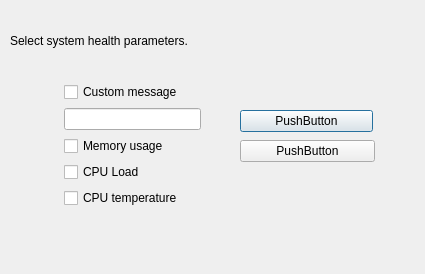
jelenaopr/i2c-driver, file app/qt_app/dialog.ui: the form before one commit.
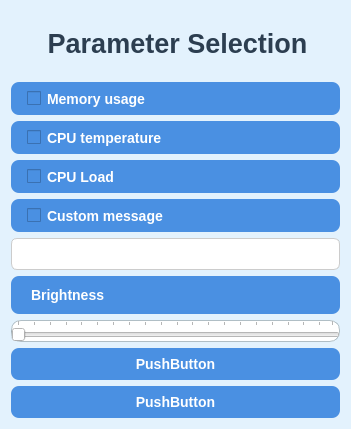
The form after the commit.

Commit message: intoduced threads and brightness settings

```diff
--- a/app/qt_app/dialog.ui
+++ b/app/qt_app/dialog.ui
@@ -6,107 +6,589 @@
    <rect>
     <x>0</x>
     <y>0</y>
-    <width>425</width>
-    <height>274</height>
+    <width>351</width>
+    <height>429</height>
    </rect>
   </property>
+  <property name="palette">
+   <palette>
+    <active>
+     <colorrole role="WindowText">
+      <brush brushstyle="SolidPattern">
+       <color alpha="255">
+        <red>44</red>
+        <green>62</green>
+        <blue>80</blue>
+       </color>
+      </brush>
+     </colorrole>
+     <colorrole role="Button">
+      <brush brushstyle="SolidPattern">
+       <color alpha="255">
+        <red>227</red>
+        <green>242</green>
+        <blue>253</blue>
+       </color>
+      </brush>
+     </colorrole>
+     <colorrole role="Text">
+      <brush brushstyle="SolidPattern">
+       <color alpha="255">
+        <red>44</red>
+        <green>62</green>
+        <blue>80</blue>
+       </color>
+      </brush>
+     </colorrole>
+     <colorrole role="ButtonText">
+      <brush brushstyle="SolidPattern">
+       <color alpha="255">
+        <red>44</red>
+        <green>62</green>
+        <blue>80</blue>
+       </color>
+      </brush>
+     </colorrole>
+     <colorrole role="Base">
+      <brush brushstyle="SolidPattern">
+       <color alpha="255">
+        <red>227</red>
+        <green>242</green>
+        <blue>253</blue>
+       </color>
+      </brush>
+     </colorrole>
+     <colorrole role="Window">
+      <brush brushstyle="SolidPattern">
+       <color alpha="255">
+        <red>227</red>
+        <green>242</green>
+        <blue>253</blue>
+       </color>
+      </brush>
+     </colorrole>
+     <colorrole role="PlaceholderText">
+      <brush brushstyle="SolidPattern">
+       <color alpha="128">
+        <red>44</red>
+        <green>62</green>
+        <blue>80</blue>
+       </color>
+      </brush>
+     </colorrole>
+    </active>
+    <inactive>
+     <colorrole role="WindowText">
+      <brush brushstyle="SolidPattern">
+       <color alpha="255">
+        <red>44</red>
+        <green>62</green>
+        <blue>80</blue>
+       </color>
+      </brush>
+     </colorrole>
+     <colorrole role="Button">
+      <brush brushstyle="SolidPattern">
+       <color alpha="255">
+        <red>227</red>
+        <green>242</green>
+        <blue>253</blue>
+       </color>
+      </brush>
+     </colorrole>
+     <colorrole role="Text">
+      <brush brushstyle="SolidPattern">
+       <color alpha="255">
+        <red>44</red>
+        <green>62</green>
+        <blue>80</blue>
+       </color>
+      </brush>
+     </colorrole>
+     <colorrole role="ButtonText">
+      <brush brushstyle="SolidPattern">
+       <color alpha="255">
+        <red>44</red>
+        <green>62</green>
+        <blue>80</blue>
+       </color>
+      </brush>
+     </colorrole>
+     <colorrole role="Base">
+      <brush brushstyle="SolidPattern">
+       <color alpha="255">
+        <red>227</red>
+        <green>242</green>
+        <blue>253</blue>
+       </color>
+      </brush>
+     </colorrole>
+     <colorrole role="Window">
+      <brush brushstyle="SolidPattern">
+       <color alpha="255">
+        <red>227</red>
+        <green>242</green>
+        <blue>253</blue>
+       </color>
+      </brush>
+     </colorrole>
+     <colorrole role="PlaceholderText">
+      <brush brushstyle="SolidPattern">
+       <color alpha="128">
+        <red>44</red>
+        <green>62</green>
+        <blue>80</blue>
+       </color>
+      </brush>
+     </colorrole>
+    </inactive>
+    <disabled>
+     <colorrole role="WindowText">
+      <brush brushstyle="SolidPattern">
+       <color alpha="255">
+        <red>44</red>
+        <green>62</green>
+        <blue>80</blue>
+       </color>
+      </brush>
+     </colorrole>
+     <colorrole role="Button">
+      <brush brushstyle="SolidPattern">
+       <color alpha="255">
+        <red>227</red>
+        <green>242</green>
+        <blue>253</blue>
+       </color>
+      </brush>
+     </colorrole>
+     <colorrole role="Text">
+      <brush brushstyle="SolidPattern">
+       <color alpha="255">
+        <red>44</red>
+        <green>62</green>
+        <blue>80</blue>
+       </color>
+      </brush>
+     </colorrole>
+     <colorrole role="ButtonText">
+      <brush brushstyle="SolidPattern">
+       <color alpha="255">
+        <red>44</red>
+        <green>62</green>
+        <blue>80</blue>
+       </color>
+      </brush>
+     </colorrole>
+     <colorrole role="Base">
+      <brush brushstyle="SolidPattern">
+       <color alpha="255">
+        <red>227</red>
+        <green>242</green>
+        <blue>253</blue>
+       </color>
+      </brush>
+     </colorrole>
+     <colorrole role="Window">
+      <brush brushstyle="SolidPattern">
+       <color alpha="255">
+        <red>227</red>
+        <green>242</green>
+        <blue>253</blue>
+       </color>
+      </brush>
+     </colorrole>
+     <colorrole role="PlaceholderText">
+      <brush brushstyle="SolidPattern">
+       <color alpha="128">
+        <red>44</red>
+        <green>62</green>
+        <blue>80</blue>
+       </color>
+      </brush>
+     </colorrole>
+    </disabled>
+   </palette>
+  </property>
   <property name="windowTitle">
    <string>Dialog</string>
   </property>
-  <widget class="QPushButton" name="pushButton">
-   <property name="geometry">
-    <rect>
-     <x>240</x>
-     <y>110</y>
-     <width>133</width>
-     <height>22</height>
-    </rect>
-   </property>
-   <property name="text">
-    <string>PushButton</string>
-   </property>
-  </widget>
-  <widget class="QPushButton" name="pushButton_2">
-   <property name="geometry">
-    <rect>
-     <x>240</x>
-     <y>140</y>
-     <width>135</width>
-     <height>22</height>
-    </rect>
-   </property>
-   <property name="text">
-    <string>PushButton</string>
-   </property>
-  </widget>
-  <widget class="QLabel" name="label">
-   <property name="geometry">
-    <rect>
-     <x>10</x>
-     <y>30</y>
-     <width>321</width>
-     <height>21</height>
-    </rect>
-   </property>
-   <property name="text">
-    <string>Select system health parameters.</string>
-   </property>
-  </widget>
-  <widget class="QWidget" name="layoutWidget">
-   <property name="geometry">
-    <rect>
-     <x>64</x>
-     <y>50</y>
-     <width>137</width>
-     <height>190</height>
-    </rect>
-   </property>
-   <layout class="QVBoxLayout" name="verticalLayout_4">
-    <item>
-     <layout class="QVBoxLayout" name="verticalLayout_3">
-      <item>
-       <layout class="QVBoxLayout" name="verticalLayout_2">
-        <item>
-         <layout class="QVBoxLayout" name="verticalLayout">
-          <item>
-           <widget class="QCheckBox" name="checkBox">
-            <property name="text">
-             <string>Custom message</string>
-            </property>
-           </widget>
-          </item>
-          <item>
-           <widget class="QLineEdit" name="lineEdit"/>
-          </item>
-         </layout>
-        </item>
-        <item>
-         <widget class="QCheckBox" name="checkBox_2">
-          <property name="text">
-           <string>Memory usage</string>
-          </property>
-         </widget>
-        </item>
-        <item>
-         <widget class="QCheckBox" name="checkBox_3">
-          <property name="text">
-           <string>CPU Load</string>
-          </property>
-         </widget>
-        </item>
-        <item>
-         <widget class="QCheckBox" name="checkBox_4">
-          <property name="text">
-           <string>CPU temperature</string>
-          </property>
-         </widget>
-        </item>
-       </layout>
-      </item>
-     </layout>
-    </item>
-   </layout>
-  </widget>
+  <property name="windowOpacity">
+   <double>36.000000000000000</double>
+  </property>
+  <property name="autoFillBackground">
+   <bool>false</bool>
+  </property>
+  <property name="styleSheet">
+   <string notr="true">background-color: #e3f2fd;  /* light bluish background */
+    font-family: Segoe UI, sans-serif;
+    font-size: 14px;
+    color: #2c3e50;  /* dark gray-blue for text */</string>
+  </property>
+  <layout class="QVBoxLayout" name="verticalLayout">
+   <item>
+    <widget class="QLabel" name="label_2">
+     <property name="styleSheet">
+      <string notr="true">font-weight:bold;
+padding: 17px 10px;</string>
+     </property>
+     <property name="frameShape">
+      <enum>QFrame::NoFrame</enum>
+     </property>
+     <property name="text">
+      <string>&lt;html&gt;&lt;head/&gt;&lt;body&gt;&lt;p align=&quot;center&quot;&gt;&lt;span style=&quot; font-size:20pt;&quot;&gt;Parameter Selection&lt;/span&gt;&lt;/p&gt;&lt;/body&gt;&lt;/html&gt;</string>
+     </property>
+    </widget>
+   </item>
+   <item>
+    <widget class="QCheckBox" name="checkBox_2">
+     <property name="styleSheet">
+      <string notr="true">background-color: #4a90e2;  /* soft blue */
+    color: white;
+    border: none;
+    border-radius: 8px;
+    padding: 8px 16px;
+    min-width: 80px;
+    font-weight: bold;</string>
+     </property>
+     <property name="text">
+      <string>Memory usage</string>
+     </property>
+    </widget>
+   </item>
+   <item>
+    <widget class="QCheckBox" name="checkBox_4">
+     <property name="autoFillBackground">
+      <bool>false</bool>
+     </property>
+     <property name="styleSheet">
+      <string notr="true">background-color: #4a90e2;  /* soft blue */
+    color: white;
+    border: none;
+    border-radius: 8px;
+    padding: 8px 16px;
+    min-width: 80px;
+    font-weight: bold;</string>
+     </property>
+     <property name="text">
+      <string>CPU temperature</string>
+     </property>
+    </widget>
+   </item>
+   <item>
+    <widget class="QCheckBox" name="checkBox_3">
+     <property name="styleSheet">
+      <string notr="true">background-color: #4a90e2;  /* soft blue */
+    color: white;
+    border: none;
+    border-radius: 8px;
+    padding: 8px 16px;
+    min-width: 80px;
+    font-weight: bold;</string>
+     </property>
+     <property name="text">
+      <string>CPU Load</string>
+     </property>
+    </widget>
+   </item>
+   <item>
+    <widget class="QCheckBox" name="checkBox">
+     <property name="styleSheet">
+      <string notr="true">background-color: #4a90e2;  /* soft blue */
+    color: white;
+    border: none;
+    border-radius: 8px;
+    padding: 8px 16px;
+    min-width: 80px;
+    font-weight: bold;</string>
+     </property>
+     <property name="text">
+      <string>Custom message</string>
+     </property>
+    </widget>
+   </item>
+   <item>
+    <widget class="QLineEdit" name="lineEdit">
+     <property name="styleSheet">
+      <string notr="true">border: 1px solid #ccc;
+    border-radius: 6px;
+    padding: 6px;
+    background-color: white;
+    color: #333;</string>
+     </property>
+    </widget>
+   </item>
+   <item>
+    <widget class="QLabel" name="label">
+     <property name="styleSheet">
+      <string notr="true">background-color: #4a90e2;  /* soft blue */
+    color: white;
+    border: none;
+    border-radius: 8px;
+    padding: 8px 16px;
+    min-width: 80px;
+    font-weight: bold;</string>
+     </property>
+     <property name="text">
+      <string>Brightness</string>
+     </property>
+    </widget>
+   </item>
+   <item>
+    <widget class="QSlider" name="horizontalSlider">
+     <property name="cursor">
+      <cursorShape>PointingHandCursor</cursorShape>
+     </property>
+     <property name="styleSheet">
+      <string notr="true"> border: 1px solid #b0bec5;
+    border-radius: 10px;
+    text-align: center;
+    background-color: #ffffff;
+    height: 20px;
+    color: #2c3e50;</string>
+     </property>
+     <property name="orientation">
+      <enum>Qt::Horizontal</enum>
+     </property>
+     <property name="tickPosition">
+      <enum>QSlider::TicksAbove</enum>
+     </property>
+     <property name="tickInterval">
+      <number>5</number>
+     </property>
+    </widget>
+   </item>
+   <item>
+    <widget class="QPushButton" name="pushButton">
+     <property name="styleSheet">
+      <string notr="true">background-color: #4a90e2;  /* soft blue */
+    color: white;
+    border: none;
+    border-radius: 8px;
+    padding: 8px 16px;
+    min-width: 80px;
+    font-weight: bold;</string>
+     </property>
+     <property name="text">
+      <string>PushButton</string>
+     </property>
+    </widget>
+   </item>
+   <item>
+    <widget class="QPushButton" name="pushButton_2">
+     <property name="palette">
+      <palette>
+       <active>
+        <colorrole role="WindowText">
+         <brush brushstyle="SolidPattern">
+          <color alpha="255">
+           <red>255</red>
+           <green>255</green>
+           <blue>255</blue>
+          </color>
+         </brush>
+        </colorrole>
+        <colorrole role="Button">
+         <brush brushstyle="SolidPattern">
+          <color alpha="255">
+           <red>74</red>
+           <green>144</green>
+           <blue>226</blue>
+          </color>
+         </brush>
+        </colorrole>
+        <colorrole role="Text">
+         <brush brushstyle="SolidPattern">
+          <color alpha="255">
+           <red>255</red>
+           <green>255</green>
+           <blue>255</blue>
+          </color>
+         </brush>
+        </colorrole>
+        <colorrole role="ButtonText">
+         <brush brushstyle="SolidPattern">
+          <color alpha="255">
+           <red>255</red>
+           <green>255</green>
+           <blue>255</blue>
+          </color>
+         </brush>
+        </colorrole>
+        <colorrole role="Base">
+         <brush brushstyle="SolidPattern">
+          <color alpha="255">
+           <red>74</red>
+           <green>144</green>
+           <blue>226</blue>
+          </color>
+         </brush>
+        </colorrole>
+        <colorrole role="Window">
+         <brush brushstyle="SolidPattern">
+          <color alpha="255">
+           <red>74</red>
+           <green>144</green>
+           <blue>226</blue>
+          </color>
+         </brush>
+        </colorrole>
+        <colorrole role="PlaceholderText">
+         <brush brushstyle="SolidPattern">
+          <color alpha="128">
+           <red>255</red>
+           <green>255</green>
+           <blue>255</blue>
+          </color>
+         </brush>
+        </colorrole>
+       </active>
+       <inactive>
+        <colorrole role="WindowText">
+         <brush brushstyle="SolidPattern">
+          <color alpha="255">
+           <red>255</red>
+           <green>255</green>
+           <blue>255</blue>
+          </color>
+         </brush>
+        </colorrole>
+        <colorrole role="Button">
+         <brush brushstyle="SolidPattern">
+          <color alpha="255">
+           <red>74</red>
+           <green>144</green>
+           <blue>226</blue>
+          </color>
+         </brush>
+        </colorrole>
+        <colorrole role="Text">
+         <brush brushstyle="SolidPattern">
+          <color alpha="255">
+           <red>255</red>
+           <green>255</green>
+           <blue>255</blue>
+          </color>
+         </brush>
+        </colorrole>
+        <colorrole role="ButtonText">
+         <brush brushstyle="SolidPattern">
+          <color alpha="255">
+           <red>255</red>
+           <green>255</green>
+           <blue>255</blue>
+          </color>
+         </brush>
+        </colorrole>
+        <colorrole role="Base">
+         <brush brushstyle="SolidPattern">
+          <color alpha="255">
+           <red>74</red>
+           <green>144</green>
+           <blue>226</blue>
+          </color>
+         </brush>
+        </colorrole>
+        <colorrole role="Window">
+         <brush brushstyle="SolidPattern">
+          <color alpha="255">
+           <red>74</red>
+           <green>144</green>
+           <blue>226</blue>
+          </color>
+         </brush>
+        </colorrole>
+        <colorrole role="PlaceholderText">
+         <brush brushstyle="SolidPattern">
+          <color alpha="128">
+           <red>255</red>
+           <green>255</green>
+           <blue>255</blue>
+          </color>
+         </brush>
+        </colorrole>
+       </inactive>
+       <disabled>
+        <colorrole role="WindowText">
+         <brush brushstyle="SolidPattern">
+          <color alpha="255">
+           <red>255</red>
+           <green>255</green>
+           <blue>255</blue>
+          </color>
+         </brush>
+        </colorrole>
+        <colorrole role="Button">
+         <brush brushstyle="SolidPattern">
+          <color alpha="255">
+           <red>74</red>
+           <green>144</green>
+           <blue>226</blue>
+          </color>
+         </brush>
+        </colorrole>
+        <colorrole role="Text">
+         <brush brushstyle="SolidPattern">
+          <color alpha="255">
+           <red>255</red>
+           <green>255</green>
+           <blue>255</blue>
+          </color>
+         </brush>
+        </colorrole>
+        <colorrole role="ButtonText">
+         <brush brushstyle="SolidPattern">
+          <color alpha="255">
+           <red>255</red>
+           <green>255</green>
+           <blue>255</blue>
+          </color>
+         </brush>
+        </colorrole>
+        <colorrole role="Base">
+         <brush brushstyle="SolidPattern">
+          <color alpha="255">
+           <red>74</red>
+           <green>144</green>
+           <blue>226</blue>
+          </color>
+         </brush>
+        </colorrole>
+        <colorrole role="Window">
+         <brush brushstyle="SolidPattern">
+          <color alpha="255">
+           <red>74</red>
+           <green>144</green>
+           <blue>226</blue>
+          </color>
+         </brush>
+        </colorrole>
+        <colorrole role="PlaceholderText">
+         <brush brushstyle="SolidPattern">
+          <color alpha="128">
+           <red>255</red>
+           <green>255</green>
+           <blue>255</blue>
+          </color>
+         </brush>
+        </colorrole>
+       </disabled>
+      </palette>
+     </property>
+     <property name="styleSheet">
+      <string notr="true">background-color: #4a90e2;  /* soft blue */
+    color: white;
+    border: none;
+    border-radius: 8px;
+    padding: 8px 16px;
+    min-width: 80px;
+    font-weight: bold;</string>
+     </property>
+     <property name="text">
+      <string>PushButton</string>
+     </property>
+    </widget>
+   </item>
+  </layout>
  </widget>
  <resources/>
  <connections/>
```
The commit also changes 2 other files.
